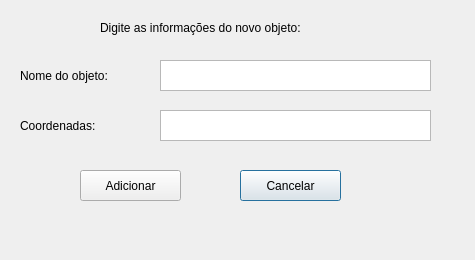
First picture: the form in src/view/new_object_gui.ui, repository alanludke/computer_graphics, before the edit.
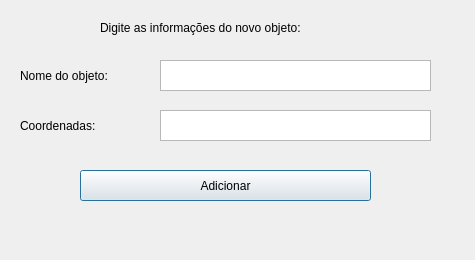
Second picture: the form after the edit.

Commit message: window add_object integrated with main_gui

The edit to the form file:
```diff
--- a/src/view/new_object_gui.ui
+++ b/src/view/new_object_gui.ui
@@ -54,28 +54,12 @@
     <string>Nome do objeto:</string>
    </property>
   </widget>
-  <widget class="QPushButton" name="ButtonCancel">
-   <property name="geometry">
-    <rect>
-     <x>240</x>
-     <y>170</y>
-     <width>101</width>
-     <height>31</height>
-    </rect>
-   </property>
-   <property name="cursor">
-    <cursorShape>PointingHandCursor</cursorShape>
-   </property>
-   <property name="text">
-    <string>Cancelar</string>
-   </property>
-  </widget>
   <widget class="QPushButton" name="btn_add">
    <property name="geometry">
     <rect>
      <x>80</x>
      <y>170</y>
-     <width>101</width>
+     <width>291</width>
      <height>31</height>
     </rect>
    </property>
```
The commit also changes 3 other files.
